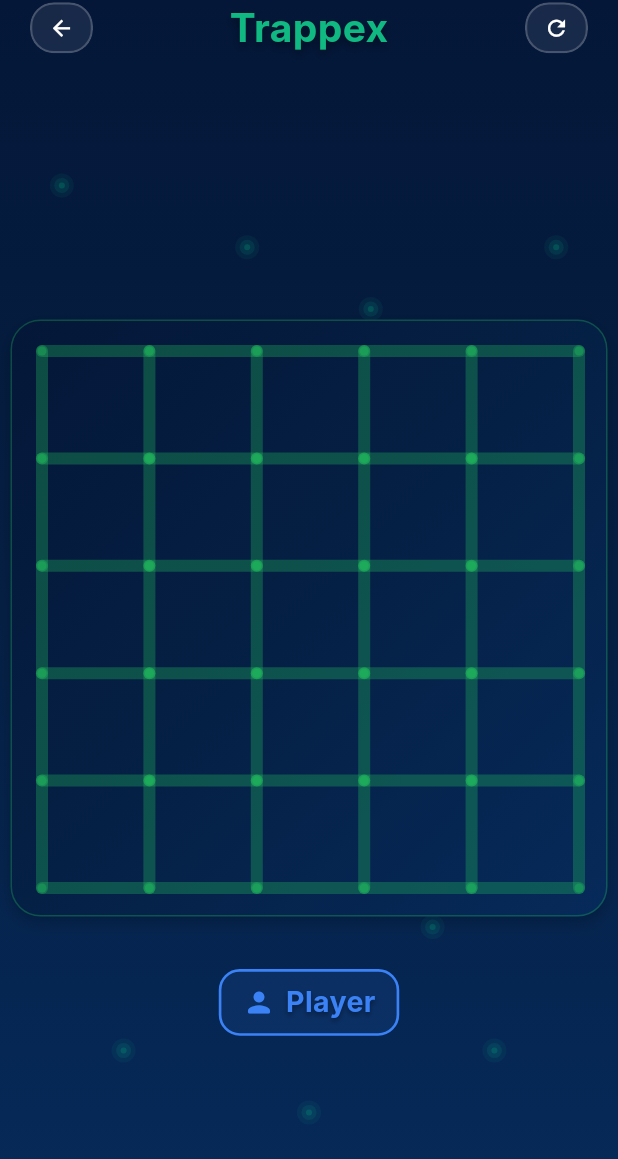
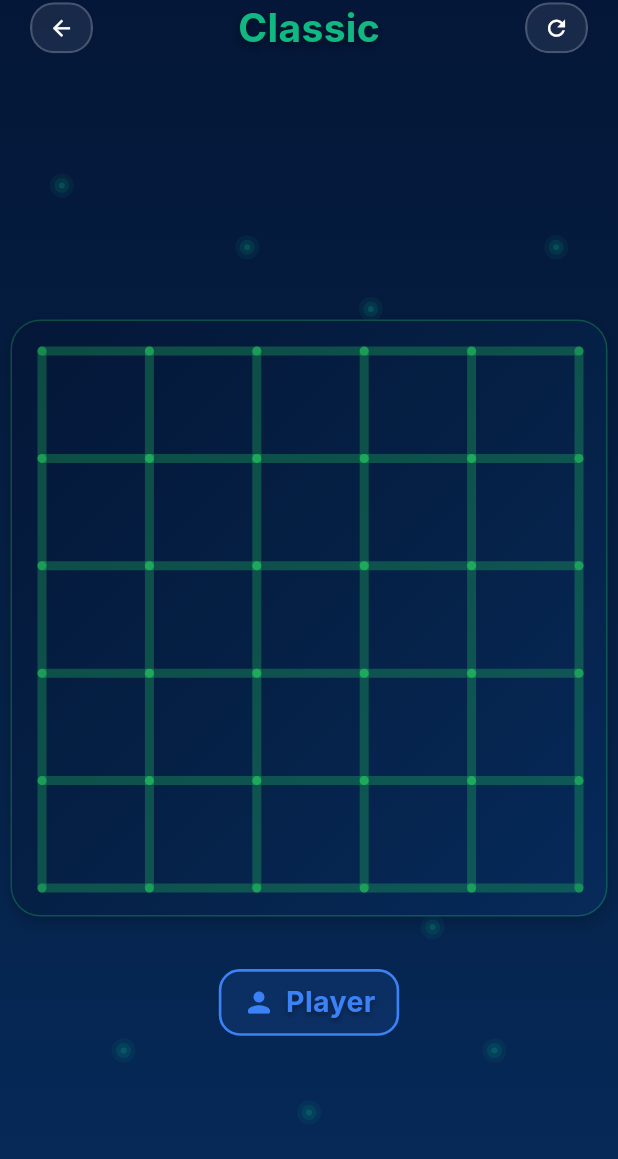
Before and after one commit to AgendeasSolution/trappex, a Flutter app: the screen it shows after launch, after a tap on "VS COMPUTER", after a tap on "START GAME", on a phone screen of 412 x 824 dp. Shown: the top 1159 px of the screen. Run offline on Flutter 3.47's test engine with Material 3 defaults, Android fonts, the phone set to English and light mode, and no system bars; our stand-ins replace audioplayers, firebase_analytics, firebase_core, google_fonts, google_mobile_ads, shared_preferences; missing offline and left inert: onesignal_flutter; accounts and stored records are empty; network calls fail; Roboto replaces fonts that are missing (Inter).

Commit message:
Refactor game screen layout and update UI constants for improved gameplay experience
- Adjusted edge thickness in AppConstants from 8.0 to 6.0 for a refined visual effect.
- Added a method to get grid size labels in GameScreen for better clarity on game modes.
- Updated the game screen layout to enhance responsiveness and user interaction, including a scrollable view for game elements.
- Simplified the GamePainter by removing background colors for symbols and refining glow effects for placed walls.

```diff
--- a/lib/constants/app_constants.dart
+++ b/lib/constants/app_constants.dart
@@ -16,7 +16,7 @@ class AppConstants {
   static const String webGamesUrl = 'https://freegametoplay.com';
 
   // UI constants
-  static const double edgeThickness = 8.0;
+  static const double edgeThickness = 6.0;
   static const double touchTolerance = 15.0;
   static const double cellPadding = 20.0;
 
--- a/lib/screens/game_screen.dart
+++ b/lib/screens/game_screen.dart
@@ -412,6 +412,18 @@ class _GameScreenState extends State<GameScreen> {
     }
   }
 
+  /// Get the grid size label
+  String _getGridSizeLabel(int gridSize) {
+    if (gridSize == AppConstants.easyGridSize) {
+      return "Quick";
+    } else if (gridSize == AppConstants.classicGridSize) {
+      return "Classic";
+    } else if (gridSize == AppConstants.hardGridSize) {
+      return "Epic";
+    }
+    return "Classic"; // Default fallback
+  }
+
   @override
   Widget build(BuildContext context) {
     if (_isWelcomeVisible) {
@@ -488,13 +500,13 @@ class _GameScreenState extends State<GameScreen> {
                 ExitButton(
                   onPressed: () => _handleRestartButton(),
                 ),
-                // Game Name
+                // Grid Size Label
                 Expanded(
                   child: Center(
                     child: FittedBox(
                       fit: BoxFit.scaleDown,
                       child: Text(
-                        AppConstants.appName,
+                        _getGridSizeLabel(_selectedGridSize),
                         style: TextStyle(
                           fontSize: ResponsiveUtils.getResponsiveFontSize(context, 24, 26, 28),
                           color: AppColors.p1Color,
@@ -533,10 +545,18 @@ class _GameScreenState extends State<GameScreen> {
         ),
         // Game Board with Turn Indicators - Centered on screen
         Positioned.fill(
-          child: Center(
-            child: Column(
-              mainAxisSize: MainAxisSize.min,
-              children: [
+          child: LayoutBuilder(
+            builder: (context, constraints) {
+              return Center(
+                child: SingleChildScrollView(
+                  child: ConstrainedBox(
+                    constraints: BoxConstraints(
+                      maxHeight: constraints.maxHeight,
+                    ),
+                    child: Column(
+                      mainAxisSize: MainAxisSize.min,
+                      mainAxisAlignment: MainAxisAlignment.center,
+                      children: [
                 // Player 2/Computer Turn Indicator (Top) - Always rendered, visibility controlled
                 Visibility(
                   visible: _displayedTurn == 2,
@@ -613,8 +633,12 @@ class _GameScreenState extends State<GameScreen> {
                     ),
                   ),
                 ),
-              ],
-            ),
+                      ],
+                    ),
+                  ),
+                ),
+              );
+            },
           ),
         ),
         // Ad Banner at bottom
--- a/lib/widgets/game/game_painter.dart
+++ b/lib/widgets/game/game_painter.dart
@@ -41,33 +41,13 @@ class GamePainter extends CustomPainter {
               Rect.fromLTWH(c * cellSize, r * cellSize, cellSize, cellSize);
           final isPlayer = boxes[r][c] == 1;
 
-          final paint = Paint()
-            ..shader = LinearGradient(
-              colors: isPlayer
-                  ? [
-                      const Color(0x4D22C55E),
-                      const Color(0x1422C55E)
-                    ] // Green gradient
-                  : [
-                      const Color(0x4DF97316),
-                      const Color(0x14F97316)
-                    ], // Orange gradient
-            ).createShader(rect);
-          canvas.drawRect(rect, paint);
-
-          // Draw the symbol inside the box
+          // Draw only the symbol inside the box (no background color)
           final textSpan = TextSpan(
             text: isPlayer ? '★' : '◆', // Star for Player, Diamond for Computer
             style: TextStyle(
               color: isPlayer ? AppColors.p1WallColor : AppColors.p2WallColor,
               fontSize: cellSize * 0.5,
               fontWeight: FontWeight.bold,
-              shadows: [
-                Shadow(
-                    color: (isPlayer ? AppColors.p1WallColor : AppColors.p2WallColor)
-                        .withOpacity(0.8),
-                    blurRadius: 10),
-              ],
             ),
           );
           final textPainter = TextPainter(
@@ -85,7 +65,7 @@ class GamePainter extends CustomPainter {
   }
 
   void _drawEdgesWithGlow(Canvas canvas) {
-    // First draw the glow effect for placed walls
+    // First draw the subtle glow effect for placed walls
     _drawEdgesGlow(canvas);
     // Then draw the solid walls on top
     _drawEdges(canvas);
@@ -93,16 +73,16 @@ class GamePainter extends CustomPainter {
 
   void _drawEdgesGlow(Canvas canvas) {
     final p1GlowPaint = Paint()
-      ..color = AppColors.p1WallColor.withOpacity(0.3)
-      ..strokeWidth = AppConstants.edgeThickness + 6
+      ..color = AppColors.p1WallColor.withOpacity(0.2)
+      ..strokeWidth = AppConstants.edgeThickness + 4
       ..strokeCap = StrokeCap.round
-      ..maskFilter = const MaskFilter.blur(BlurStyle.normal, 3.0);
+      ..maskFilter = const MaskFilter.blur(BlurStyle.normal, 2.0);
 
     final p2GlowPaint = Paint()
-      ..color = AppColors.p2WallColor.withOpacity(0.3)
-      ..strokeWidth = AppConstants.edgeThickness + 6
+      ..color = AppColors.p2WallColor.withOpacity(0.2)
+      ..strokeWidth = AppConstants.edgeThickness + 4
       ..strokeCap = StrokeCap.round
-      ..maskFilter = const MaskFilter.blur(BlurStyle.normal, 3.0);
+      ..maskFilter = const MaskFilter.blur(BlurStyle.normal, 2.0);
 
     // Draw horizontal edges glow
     for (int i = 0; i <= n; i++) {
```
